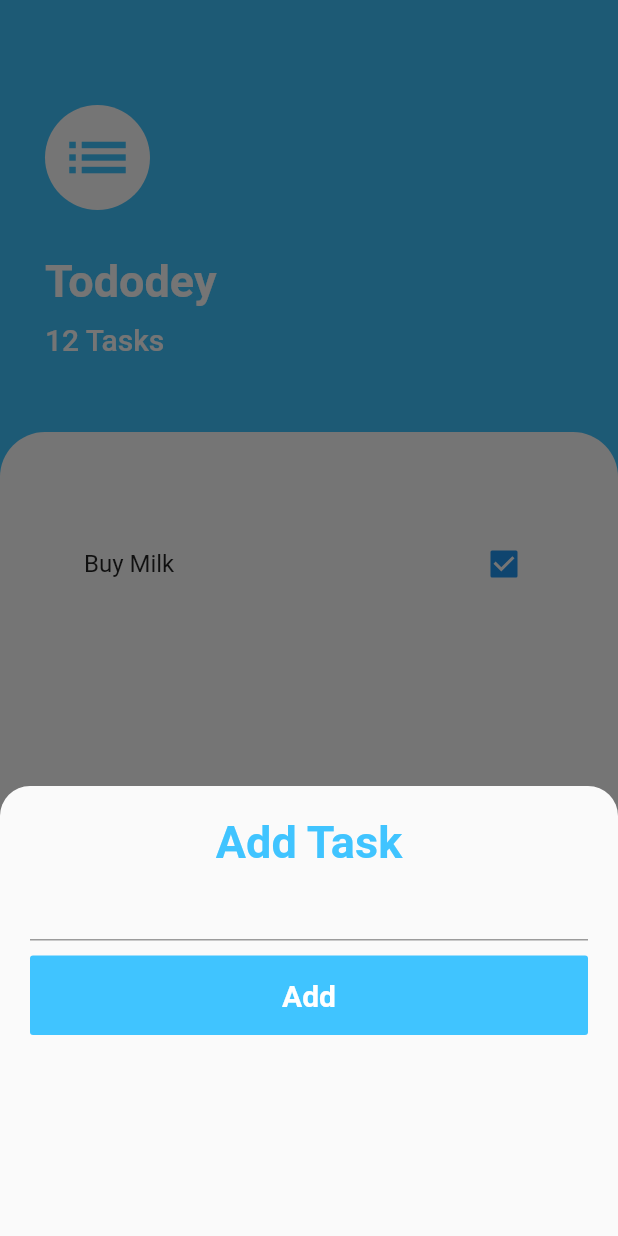
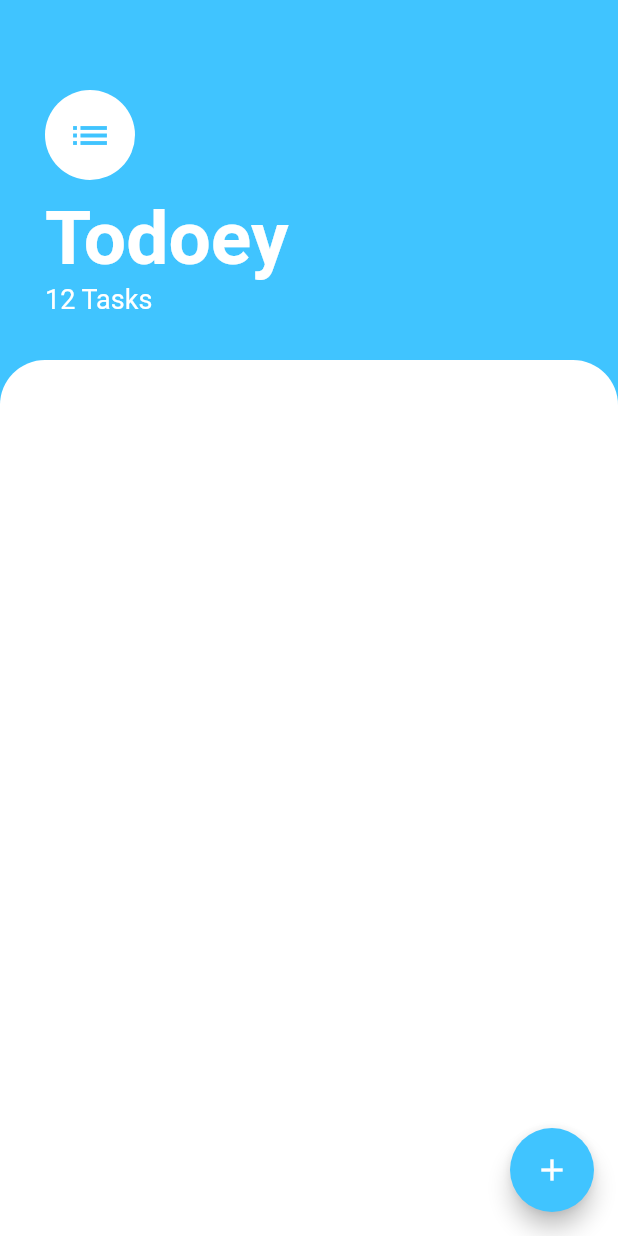
Before and after one commit to yuchehsieh/todoey-flutter, a Flutter app: the screen it shows after launch, after a tap on the "add" icon, on a phone screen of 412 x 824 dp. Run offline on Flutter 3.47's test engine with Material 2 defaults, Android fonts, the phone set to English and light mode, and no system bars.

Commit message:
step1: Teacher's version of creating UI

```diff
--- a/lib/screens/task.dart
+++ b/lib/screens/task.dart
@@ -1,122 +1,56 @@
 import 'package:flutter/cupertino.dart';
 import 'package:flutter/material.dart';
 
-class TaskScreen extends StatefulWidget {
+class TaskScreen extends StatelessWidget {
   @override
-  _TaskScreenState createState() => _TaskScreenState();
-}
-
-class _TaskScreenState extends State<TaskScreen> {
-  void openBottomModalSheet() {
-    showModalBottomSheet(
-      context: context,
-//      backgroundColor: Colors.white,
-      shape: RoundedRectangleBorder(
-        borderRadius: BorderRadius.only(
-          topLeft: Radius.circular(20),
-          topRight: Radius.circular(20),
+  Widget build(BuildContext context) {
+    return Scaffold(
+      backgroundColor: Colors.lightBlueAccent,
+      floatingActionButton: FloatingActionButton(
+        onPressed: () {},
+        backgroundColor: Colors.lightBlueAccent,
+        child: Icon(
+          Icons.add,
         ),
       ),
-      builder: (_) => AnimatedContainer(
-        duration: Duration(milliseconds: 500),
-        padding: EdgeInsets.all(20),
-        height: 300 + getExtraHeight(),
-        child: Column(
-          children: <Widget>[
-            Text(
-              'Add Task',
-              style: TextStyle(
-                fontSize: 30,
-                color: Colors.lightBlueAccent,
-                fontWeight: FontWeight.bold,
-              ),
-            ),
-            TextField(
-              decoration: InputDecoration(
-                border: UnderlineInputBorder(
-                  borderSide: BorderSide(color: Colors.lightBlueAccent),
-                ),
-              ),
-            ),
-            SizedBox(height: 10),
-            MaterialButton(
-              color: Colors.lightBlueAccent,
-              elevation: 0,
-              padding: EdgeInsets.symmetric(vertical: 15),
-              onPressed: () {},
-              child: Center(
-                child: Text(
-                  'Add',
-                  style: TextStyle(
-                    color: Colors.white,
-                    fontWeight: FontWeight.bold,
-                    fontSize: 20,
-                  ),
-                ),
-              ),
-            ),
-            SizedBox(height: 30),
-          ],
-        ),
-      ),
-    );
-  }
-
-  double getExtraHeight() {
-    return MediaQuery.of(context).viewInsets.bottom > 0
-        ? MediaQuery.of(context).viewInsets.bottom + 100.0
-        : 0.0;
-  }
-
-  @override
-  Widget build(BuildContext context) {
-    print(getExtraHeight());
-    return Scaffold(
-      backgroundColor: Colors.lightBlueAccent,
-      resizeToAvoidBottomInset: false,
       body: Column(
         crossAxisAlignment: CrossAxisAlignment.start,
         children: <Widget>[
-          Padding(
-            padding: const EdgeInsets.only(
-              bottom: 50,
-              left: 30,
-              right: 30,
-              top: 70,
+          Container(
+            padding: EdgeInsets.only(
+              top: 60.0,
+              left: 30.0,
+              right: 30.0,
+              bottom: 30.0,
             ),
             child: Column(
               crossAxisAlignment: CrossAxisAlignment.start,
-              mainAxisSize: MainAxisSize.max,
               children: <Widget>[
-                Container(
+                CircleAvatar(
                   child: Icon(
                     Icons.list,
-                    size: 50,
+                    size: 30.0,
                     color: Colors.lightBlueAccent,
                   ),
-                  width: 70,
-                  height: 70,
-                  decoration: BoxDecoration(
-                    shape: BoxShape.circle,
-                    color: Colors.white,
-                  ),
+                  backgroundColor: Colors.white,
+                  radius: 30.0,
                 ),
-                SizedBox(height: 30),
+                SizedBox(
+                  height: 10.0,
+                ),
                 Text(
-                  'Tododey',
+                  'Todoey',
                   style: TextStyle(
                     color: Colors.white,
-                    fontSize: 30,
+                    fontSize: 50.0,
                     fontWeight: FontWeight.w700,
                   ),
                 ),
-                SizedBox(height: 10),
                 Text(
                   '12 Tasks',
                   style: TextStyle(
                     color: Colors.white,
-                    fontSize: 20,
-                    fontWeight: FontWeight.w500,
+                    fontSize: 18,
                   ),
                 ),
               ],
@@ -127,34 +61,13 @@ class _TaskScreenState extends State<TaskScreen> {
               decoration: BoxDecoration(
                 color: Colors.white,
                 borderRadius: BorderRadius.only(
-                  topLeft: Radius.circular(30),
-                  topRight: Radius.circular(30),
+                  topRight: Radius.circular(30.0),
+                  topLeft: Radius.circular(30.0),
                 ),
               ),
-              padding: EdgeInsets.symmetric(vertical: 60, horizontal: 40),
-              constraints: BoxConstraints.expand(),
-              child: Column(
-                mainAxisSize: MainAxisSize.min,
-                children: <Widget>[
-                  CheckboxListTile(
-                    title: Text('Buy Milk'),
-                    onChanged: (_) {},
-                    value: true,
-                  )
-                ],
-              ),
             ),
-          )
+          ),
         ],
-      ),
-      floatingActionButton: FloatingActionButton(
-        onPressed: () => openBottomModalSheet(),
-        child: Icon(
-          Icons.add,
-          color: Colors.white,
-          size: 30,
-        ),
-        backgroundColor: Colors.lightBlueAccent,
       ),
     );
   }
```
